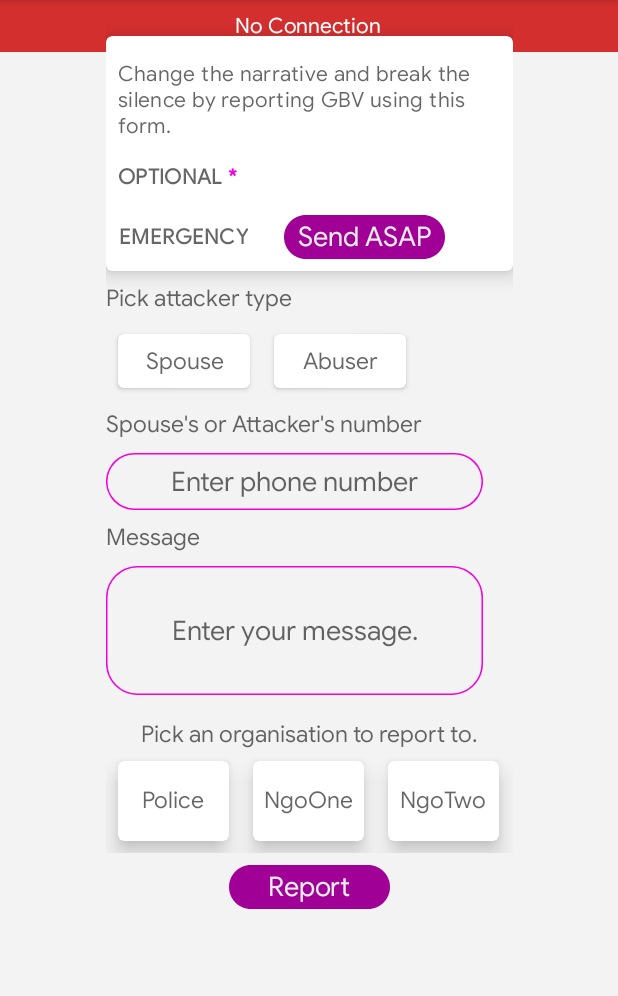
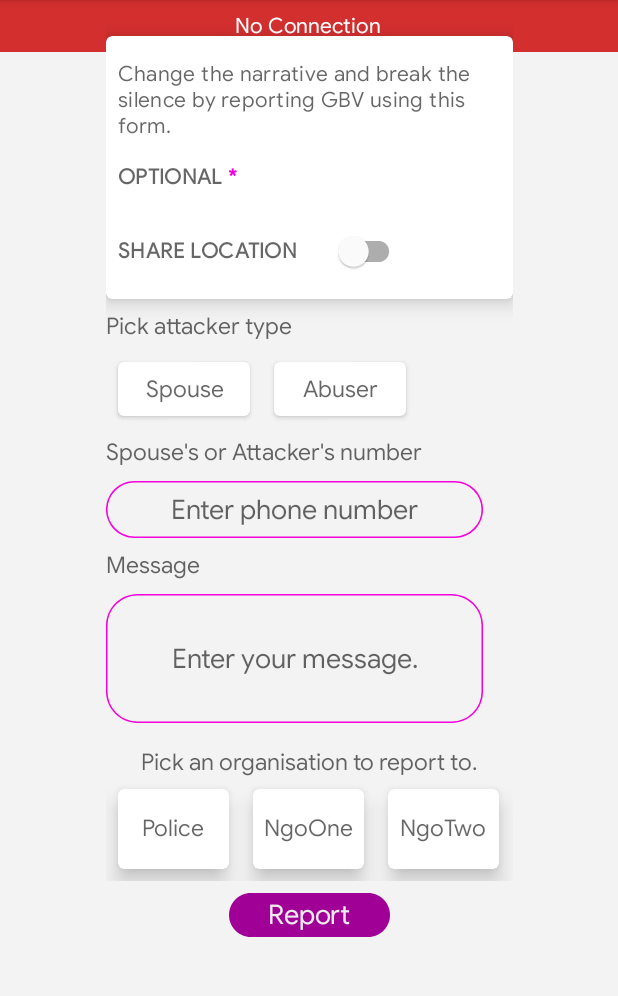
Before and after one commit to ma-za-kpe/WhisBlower, an Android app: the screen it shows after launch (MainActivity), on a phone screen of 412 x 824 dp, the part 84-1080 px from its top. Run offline under Robolectric (Android 15) with nearby library versions, the phone set to English and light mode, and no system bars; our stand-ins replace Timber, data binding, navigation-ui; libraries missing offline, so code that uses them is left out: com.shreyaspatil; 8 statements that could not run were skipped.

Commit message:
modified the location getting logic

```diff
--- a/app/src/main/AndroidManifest.xml
+++ b/app/src/main/AndroidManifest.xml
@@ -8,8 +8,7 @@
     <uses-permission android:name="android.permission.REQUEST_DELETE_PACKAGES"/>
     <!-- Required for foreground services on P+. -->
     <uses-permission android:name="android.permission.FOREGROUND_SERVICE" />
-
-    <!-- TODO: Step 1.0, Review Permissions: Specify permissions you are using. -->
+    <uses-permission android:name="android.permission.ACCESS_BACKGROUND_LOCATION" />
     <uses-permission android:name="android.permission.ACCESS_FINE_LOCATION"/>
 
     <supports-screens
--- a/app/src/main/java/com/maku/whisblower/ui/activities/MainActivity.kt
+++ b/app/src/main/java/com/maku/whisblower/ui/activities/MainActivity.kt
@@ -43,6 +43,10 @@ import timber.log.Timber
 
 class MainActivity : AppCompatActivity() {
 
+    // add check for devices with Android 10
+    private val runningQOrLater =
+        android.os.Build.VERSION.SDK_INT >= android.os.Build.VERSION_CODES.Q
+
     //databinding
     private lateinit var mViewBinding: ActivityMainBinding
 
@@ -87,6 +91,16 @@ class MainActivity : AppCompatActivity() {
 
     }
 
+    // Add check for background permission.
+    val backgroundPermissionApproved =
+        if (runningQOrLater) {
+            ActivityCompat.checkSelfPermission(
+                this, Manifest.permission.ACCESS_BACKGROUND_LOCATION
+            ) == PackageManager.PERMISSION_GRANTED
+        } else {
+            true
+        }
+
     /**
      * Observe network changes i.e. Internet Connectivity
      */
@@ -124,7 +138,7 @@ class MainActivity : AppCompatActivity() {
     }
 
     /**
-     * Check for any updates
+     * Check for any updates [IN-APP UPDATES]
      */
     private fun checkUpdate() {
 
@@ -316,8 +330,6 @@ class MainActivity : AppCompatActivity() {
         }
     }
 
-
-
     /**
      * Handle backpressed
      */
@@ -336,6 +348,9 @@ class MainActivity : AppCompatActivity() {
             .show()
     }
 
+    /**
+     * Companion object
+     */
     companion object {
         const val ANIMATION_DURATION = 1000.toLong()
         const val UNINSTALL_REQUEST_CODE = 1;
--- a/app/src/main/java/com/maku/whisblower/ui/fragments/MainFragment.kt
+++ b/app/src/main/java/com/maku/whisblower/ui/fragments/MainFragment.kt
@@ -10,19 +10,17 @@ import android.os.IBinder
 import android.provider.Settings
 import android.text.Spannable
 import android.text.SpannableString
-import android.text.TextUtils
 import android.text.style.ForegroundColorSpan
 import android.view.LayoutInflater
 import android.view.View
 import android.view.ViewGroup
 import androidx.core.app.ActivityCompat
 import androidx.databinding.DataBindingUtil
-import androidx.databinding.library.BuildConfig
-import androidx.lifecycle.Observer
 import androidx.lifecycle.ViewModelProvider
 import androidx.lifecycle.ViewModelProviders
 import androidx.localbroadcastmanager.content.LocalBroadcastManager
 import com.google.android.material.snackbar.Snackbar
+import com.maku.whisblower.BuildConfig
 import com.maku.whisblower.R
 import com.maku.whisblower.WhisBlower
 import com.maku.whisblower.data.network.interfaces.services.ForegroundOnlyLocationService
@@ -33,7 +31,6 @@ import com.maku.whisblower.utils.showToast
 import com.maku.whisblower.utils.toText
 import kotlinx.coroutines.launch
 import timber.log.Timber
-import java.util.*
 
 class MainFragment : ScopedFragment() , SharedPreferences.OnSharedPreferenceChangeListener {
     private var foregroundOnlyLocationServiceBound = false
@@ -118,7 +115,11 @@ class MainFragment : ScopedFragment() , SharedPreferences.OnSharedPreferenceChan
 //        foregroundOnlyLocationButton = findViewById(R.id.foreground_only_location_button)
 //        outputTextView = findViewById(R.id.output_text_view)
 
-        mViewBinding.help?.setOnClickListener {
+        mViewBinding.help?.isChecked = false
+        mViewBinding.help?.setOnCheckedChangeListener { _, isChecked ->
+
+            if (isChecked){
+                mViewBinding.locationProgress?.visibility = View.VISIBLE
                 val enabled = sharedPreferences.getBoolean(
                     SharedPreferenceUtil.KEY_FOREGROUND_ENABLED, false)
 
@@ -134,6 +135,10 @@ class MainFragment : ScopedFragment() , SharedPreferences.OnSharedPreferenceChan
                         requestForegroundPermissions()
                     }
                 }
+            } else {
+                mViewBinding.locationProgress?.visibility = View.GONE
+            }
+
         }
 
         return mViewBinding.root
@@ -302,13 +307,17 @@ class MainFragment : ScopedFragment() , SharedPreferences.OnSharedPreferenceChan
 
     private fun updateButtonState(trackingLocation: Boolean) {
         if (trackingLocation) {
-            mViewBinding.help?.text = getString(R.string.stop_location_updates_button_text)
+            mViewBinding.help?.isChecked = true
+            mViewBinding.locationProgress?.visibility = View.VISIBLE
+
         } else {
-            mViewBinding.help?.text = getString(R.string.start_location_updates_button_text)
+            mViewBinding.help?.isChecked = false
+            mViewBinding.locationProgress?.visibility = View.GONE
         }
     }
 
-    private fun logResultsToScreen(output:String) {
+    private fun sendResultsToViewModel(output:String) {
+        viewModel.getLocation(output)
         val outputWithPreviousLogs = "$output"
        Timber.d(" location cordinates " + outputWithPreviousLogs)
     }
@@ -324,7 +333,8 @@ class MainFragment : ScopedFragment() , SharedPreferences.OnSharedPreferenceChan
             )
 
             if (location != null) {
-                logResultsToScreen("Foreground location: ${location.toText()}")
+                mViewBinding.locationProgress?.visibility = View.GONE
+                sendResultsToViewModel(location.toText())
             }
         }
     }
--- a/app/src/main/res/layout/main_fragment.xml
+++ b/app/src/main/res/layout/main_fragment.xml
@@ -98,17 +98,23 @@ xmlns:app="http://schemas.android.com/apk/res-auto">
                             android:textColor="?android:attr/textColorSecondary"
                             android:textStyle="bold" />
 
-                        <TextView
+                        <com.google.android.material.switchmaterial.SwitchMaterial
+                            android:id="@+id/help"
+                            android:layout_gravity="center"
                             android:layout_marginLeft="24dp"
-                            android:id="@+id/help"
-                            android:background="@drawable/btn_bg"
-                            android:text="911"
-                            android:gravity="center"
-                            style="@style/report"
-                            android:elevation="8dp"
-                            android:layout_gravity="center"
                             android:layout_width="wrap_content"
-                            android:layout_height="wrap_content"/>
+                            android:layout_height="wrap_content"
+                            android:checked="false"/>
+
+                        <androidx.core.widget.ContentLoadingProgressBar
+                            android:id="@+id/location_progress"
+                            style="?android:attr/progressBarStyleSmall"
+                            android:layout_width="wrap_content"
+                            android:layout_height="wrap_content"
+                            android:layout_gravity="center_horizontal"
+                            android:visibility="visible"
+                            />
+
                     </LinearLayout>
 
                 </LinearLayout>
--- a/app/src/main/res/values/strings.xml
+++ b/app/src/main/res/values/strings.xml
@@ -1,10 +1,10 @@
 <resources>
-    <string name="app_name">Sikimyii</string>
+    <string name="app_name">WhisBlower</string>
     <string name="text_no_connectivity">No Connection</string>
     <string name="text_connectivity">Back Online</string>
     <string name="secondary_text">Change the narrative and break the silence by reporting GBV using this form.</string>
     <string name="supporting_text">OPTIONAL *</string>
-    <string name="supporting_text1">EMERGENCY</string>
+    <string name="supporting_text1">SHARE LOCATION</string>
     <string name="spouse">Spouse\'s or Attacker\'s number</string>
     <string name="message">Message</string>
     <string name="location">*Location</string>
@@ -37,11 +37,12 @@
     <string name="settings">Settings</string>
     <string name="ok">OK</string>
 
-    <string name="start_location_updates_button_text">Send ASAP </string>
-    <string name="stop_location_updates_button_text">Stop ...</string>
+    <string name="start_location_updates_button_text">Enabled</string>
+    <string name="stop_location_updates_button_text">Disabled</string>
 
     <string name="location_updated">Location Updated: %1$s</string>
 
     <string name="preference_file_key">com.example.android.while_in_use_location.PREFERENCE_FILE_KEY</string>
     <string name="no_location_text">No current location</string>
+    <string name="share_location">SHARE LOCATION</string>
 </resources>
--- a/build.gradle
+++ b/build.gradle
@@ -8,7 +8,7 @@ buildscript {
 
     }
     dependencies {
-        classpath 'com.android.tools.build:gradle:3.6.3'
+        classpath 'com.android.tools.build:gradle:4.1.0-beta05'
         classpath "org.jetbrains.kotlin:kotlin-gradle-plugin:$kotlin_version"
         classpath 'android.arch.navigation:navigation-safe-args-gradle-plugin:1.0.0'
 
```
Also changed, not shown: app/build.gradle (+14 -8 lines), app/src/main/java/com/maku/whisblower/ui/fragments/MainViewModel.kt (+17 -5 lines), app/src/main/res/drawable-anydpi/ic_toggle_location_off.xml (added, +11 -0 lines), app/src/main/res/drawable-anydpi/ic_toggle_location_on.xml (added, +11 -0 lines), app/src/main/res/drawable-hdpi/ic_toggle_location_off.png (added), app/src/main/res/drawable-hdpi/ic_toggle_location_on.png (added), app/src/main/res/drawable-mdpi/ic_toggle_location_off.png (added), app/src/main/res/drawable-mdpi/ic_toggle_location_on.png (added), app/src/main/res/drawable-xhdpi/ic_toggle_location_off.png (added), app/src/main/res/drawable-xhdpi/ic_toggle_location_on.png (added), app/src/main/res/drawable-xxhdpi/ic_toggle_location_off.png (added), app/src/main/res/drawable-xxhdpi/ic_toggle_location_on.png (added), gradle/wrapper/gradle-wrapper.properties, 1 other file. Lines whose indentation alone changed are shown as unchanged.
